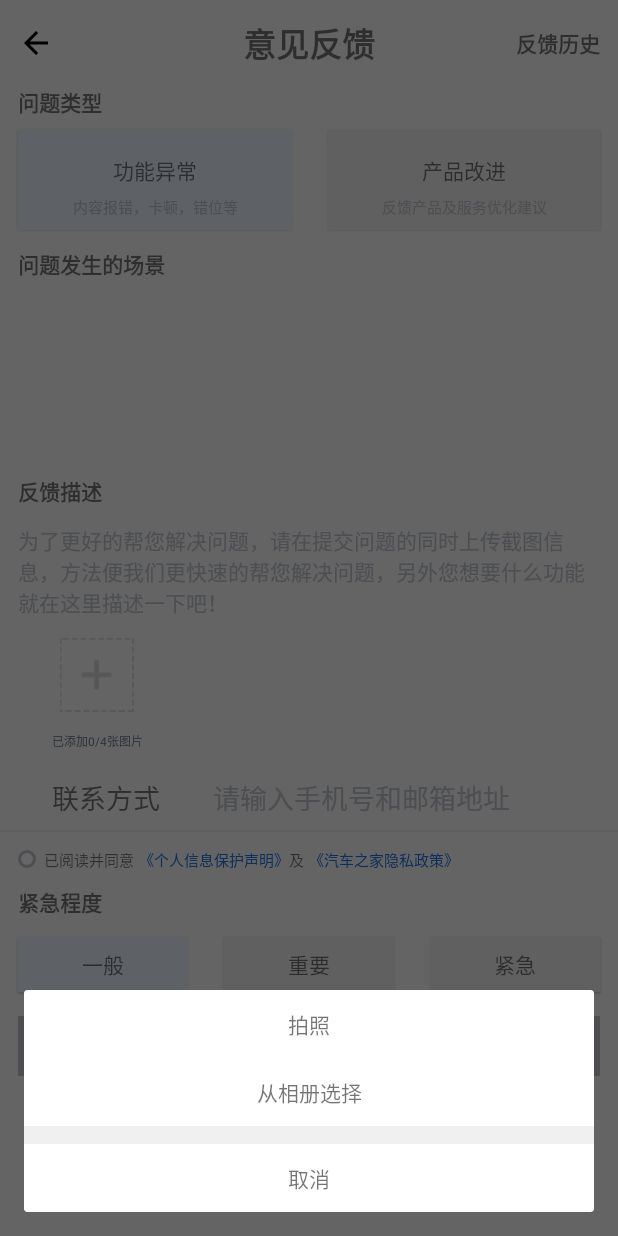
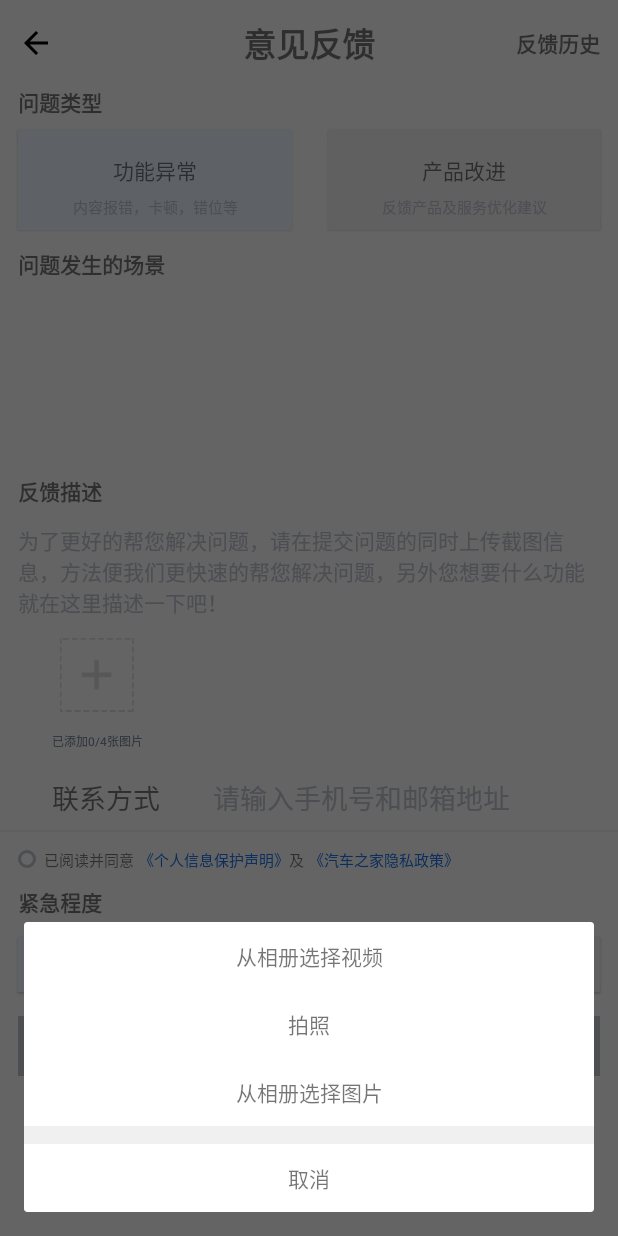
Before and after one commit to Timeforsleep/FeedbackApp, an Android app: the screen it shows after launch (MainActivity), after a tap on an icon or button, on a phone screen of 412 x 824 dp. Run offline under Robolectric (Android 15) with nearby library versions, the phone set to English and light mode, and no system bars; libraries missing offline, so code that uses them is left out: com.tencent.msdk; pictures from the network do not load; 3 statements that could not run were skipped.

Commit message:
主页面视频可播放完成

```diff
--- a/app/src/main/java/com/example/feedbackapp/activity/MainActivity.kt
+++ b/app/src/main/java/com/example/feedbackapp/activity/MainActivity.kt
@@ -6,7 +6,9 @@ import android.annotation.SuppressLint
 import android.content.Context
 import android.content.Intent
 import android.content.pm.PackageManager
+import android.graphics.BitmapFactory
 import android.graphics.Color
+import android.media.ThumbnailUtils
 import android.net.Uri
 import android.os.Bundle
 import android.os.Environment
@@ -36,6 +38,7 @@ import androidx.recyclerview.widget.RecyclerView
 import com.example.feedbackapp.R
 import com.example.feedbackapp.adapter.QuestionTypeAdapter
 import com.example.feedbackapp.adapter.SimpleGridSpacingItemDecoration
+import com.example.feedbackapp.bean.AlbumBean
 import com.example.feedbackapp.bean.FeedbackRequest
 import com.example.feedbackapp.bean.TypeBean
 import com.example.feedbackapp.common.DEVICE_ID
@@ -53,6 +56,7 @@ import java.io.IOException
 import java.text.SimpleDateFormat
 import java.util.Date
 import java.util.Locale
+
 
 class MainActivity : AppCompatActivity() {
     private var currentPhotoPath: String? = null
@@ -92,6 +96,11 @@ class MainActivity : AppCompatActivity() {
     private val deleteImageIV3 by lazy { findViewById<ImageView>(R.id.delete_image_3) }
     private val deleteImageIV4 by lazy { findViewById<ImageView>(R.id.delete_image_4) }
 
+    private val isVideoImageIV1 by lazy { findViewById<ImageView>(R.id.is_video_iv1) }
+    private val isVideoImageIV2 by lazy { findViewById<ImageView>(R.id.is_video_iv2) }
+    private val isVideoImageIV3 by lazy { findViewById<ImageView>(R.id.is_video_iv3) }
+    private val isVideoImageIV4 by lazy { findViewById<ImageView>(R.id.is_video_iv4) }
+
     private val imageViews by lazy { listOf(addImageIV1, addImageIV2, addImageIV3, addImageIV4) }
     private val deleteImageViews by lazy {
         listOf(
@@ -102,13 +111,23 @@ class MainActivity : AppCompatActivity() {
         )
     }
 
+    private val isVideoImageViews by lazy {
+        listOf(
+            isVideoImageIV1,
+            isVideoImageIV2,
+            isVideoImageIV3,
+            isVideoImageIV4
+        )
+    }
+
     private val questionTypeRV by lazy { findViewById<RecyclerView>(R.id.question_type_rv) }
 
     private val mainViewModel: MainViewModel by viewModels()
     private val questionTypeAdapter by lazy { QuestionTypeAdapter(mainViewModel) }
 
-    private val imageUriList = mutableListOf<Uri?>()
+    private val albumUriList = mutableListOf<AlbumBean>()
     private val imageUrlList = mutableListOf<String>()
+    private val videoUrlList = mutableListOf<String>()
 
     @SuppressLint("NotifyDataSetChanged")
     override fun onCreate(savedInstanceState: Bundle?) {
@@ -255,7 +274,7 @@ class MainActivity : AppCompatActivity() {
             onBackPressed()
         }
         submitTV.setOnClickListener {
-            Log.w("gyk", "setupListeners: ", )
+            Log.w("gyk", "setupListeners: ")
             lifecycleScope.launch {
                 NetworkInstance.submitFeedback(FeedbackRequest(
                     targetId = 0,
@@ -290,30 +309,44 @@ class MainActivity : AppCompatActivity() {
         startActivityForResult(intent, REQUEST_PICK_IMAGE)
     }
 
+    private fun openVideoPicker(){
+        choiceVideo(REQUEST_PICK_VIDEO)
+    }
+
     override fun onActivityResult(requestCode: Int, resultCode: Int, data: Intent?) {
         super.onActivityResult(requestCode, resultCode, data)
         if ((requestCode == REQUEST_PICK_IMAGE) && resultCode == RESULT_OK) {
             data?.data?.let { selectedImageUri ->
-                if (imageUriList.size < 4) {
-                    imageUriList.add(selectedImageUri)
+                if (albumUriList.size < 4) {
+                    albumUriList.add(AlbumBean(selectedImageUri))
                     updateImageViews()
                 }
             }
         }
         if ((requestCode == REQUEST_IMAGE_CAPTURE) && resultCode == RESULT_OK){
-            if (imageUriList.size < 4) {
+            if (albumUriList.size < 4) {
                 val file = currentPhotoPath?.let { File(it) }
                 val uri = Uri.fromFile(file)
-                imageUriList.add(uri)
+                albumUriList.add(AlbumBean(uri))
                 updateImageViews()
+            }
+        }
+        if ((requestCode == REQUEST_PICK_VIDEO) && resultCode == RESULT_OK){
+            data?.data?.let { selectedVideoUri ->
+                if (albumUriList.size < 4) {
+                    val albumBean = AlbumBean(selectedVideoUri)
+                    albumBean.isVideo = true
+                    albumUriList.add(albumBean)
+                    updateImageViews()
+                }
             }
         }
         dismissAlertDialog()
     }
 
     private fun deleteImage(index: Int) {
-        if (index in imageUriList.indices) {
-            imageUriList.removeAt(index)
+        if (index in albumUriList.indices) {
+            albumUriList.removeAt(index)
             updateImageViews()
         }
     }
@@ -321,24 +354,73 @@ class MainActivity : AppCompatActivity() {
     private fun updateImageViews() {
         imageUrlList.clear()
         imageViews?.forEachIndexed { index, imageView ->
-            if (index < imageUriList.size) {
-                val imageUri = imageUriList[index]
-                val base64String = imageUri?.let { CommonUtil.uriToBase64(it, this,windowManager.defaultDisplay.width,windowManager.defaultDisplay.height) }
-                if (base64String != null) {
-                    imageUrlList.add(base64String)
-                    CommonUtil.loadBase64Image(base64String, imageView!!)
+            if (index < albumUriList.size) {
+                val albumUri = albumUriList[index]
+//                val base64String = imageUri.let { CommonUtil.uriToBase64(it.uri, this,windowManager.defaultDisplay.width,windowManager.defaultDisplay.height) }
+//                if (base64String != null) {
+//                    imageUrlList.add(base64String)
+//                    CommonUtil.loadBase64Image(base64String, imageView!!)
+//                }
+                deleteImageViews[index]?.visibility = View.VISIBLE
+                //1.如果是视频,则要显示播放按钮
+                if (albumUri.isVideo) {
+                    isVideoImageViews[index]?.visibility = View.VISIBLE
+                    getRealPathFromURI(albumUri.uri)?.let { path ->
+                        val thumbnail = ThumbnailUtils.createVideoThumbnail(
+                            path,
+                            MediaStore.Images.Thumbnails.MINI_KIND
+                        )
+                        imageView.setImageBitmap(thumbnail)
+                        //覆盖点击事件
+                        imageView.setOnClickListener {
+                            val intent = Intent(Intent.ACTION_VIEW)
+                            intent.setDataAndType(albumUri.uri, "video/*")
+                            startActivity(intent)
+                        }
+                    }
+                } else {
+                    // 使用ContentResolver通过URI获取输入流
+                    val inputStream = contentResolver.openInputStream(albumUri.uri)
+
+                    // 将输入流解析为Bitmap
+                    val bitmap = BitmapFactory.decodeStream(inputStream)
+
+                    // 关闭输入流
+                    inputStream!!.close()
+                    // 显示Bitmap到ImageView
+                    imageView.setImageBitmap(bitmap)
+                    imageView.setOnClickListener {
+                        val intent = Intent(this@MainActivity,WatchPicActivity::class.java)
+                        intent.putExtra("photoUrl",albumUri.uri.toString())
+                        startActivity(intent)
+                    }
+
                 }
-                deleteImageViews!![index]?.visibility = View.VISIBLE
             } else {
                 imageView?.setImageURI(null)
-                imageView?.isClickable = index == imageUriList.size
-                imageView?.isVisible = index == imageUriList.size
-                deleteImageViews!![index]?.visibility = View.GONE
+                imageView?.isClickable = index == albumUriList.size
+                imageView?.isVisible = index == albumUriList.size
+                deleteImageViews[index]?.visibility = View.GONE
+                isVideoImageViews[index]?.visibility = View.GONE
                 imageView?.setImageDrawable(ContextCompat.getDrawable(this, R.drawable.add_image))
             }
         }
-        showImageNumTV?.text = "已添加${imageUriList.size}/4张图片"
+        showImageNumTV.text = "已添加${albumUriList.size}/4张图片"
         }
+
+    // 获取视频文件的实际路径
+    private fun getRealPathFromURI(contentUri: Uri): String? {
+        val proj = arrayOf(MediaStore.Video.Media.DATA)
+        val cursor = contentResolver.query(contentUri, proj, null, null, null)
+        if (cursor != null) {
+            cursor.moveToFirst()
+            val column_index = cursor.getColumnIndexOrThrow(MediaStore.Video.Media.DATA)
+            val path = cursor.getString(column_index)
+            cursor.close()
+            return path
+        }
+        return null
+    }
 
     fun showCustomDialog(context: Context) {
         // 创建布局填充器
@@ -349,6 +431,7 @@ class MainActivity : AppCompatActivity() {
         val takePhotoTV: TextView = dialogView.findViewById(R.id.take_photo_tv)
         val chooseAlbumTV: TextView = dialogView.findViewById(R.id.choose_album_tv)
         val cancelTV: TextView = dialogView.findViewById(R.id.cancel_tv)
+        val chooseVideoTV:TextView = dialogView.findViewById(R.id.choose_video_tv)
 
         // 设置控件的值
 
@@ -378,6 +461,10 @@ class MainActivity : AppCompatActivity() {
         chooseAlbumTV.setOnClickListener {
             // 处理选择图片逻辑
             openImagePicker()
+        }
+
+        chooseVideoTV.setOnClickListener {
+            openVideoPicker()
         }
 
         cancelTV.setOnClickListener {
@@ -457,9 +544,16 @@ class MainActivity : AppCompatActivity() {
         alertDialog?.dismiss()
     }
 
+    private fun choiceVideo(openVideoCode:Int) {
+        val intent = Intent(Intent.ACTION_PICK, android.provider.MediaStore.Video.Media.EXTERNAL_CONTENT_URI);
+        startActivityForResult(intent, openVideoCode);
+    }
+
+
 
     companion object {
         private const val REQUEST_PICK_IMAGE = 1
+        private const val REQUEST_PICK_VIDEO = 7
         private const val REQUEST_IMAGE_CAPTURE = 2
         // 权限请求码
         private const val CAMERA_REQUEST_CODE = 100
--- a/app/src/main/java/com/example/feedbackapp/bean/FeedbackHistoryBean.kt
+++ b/app/src/main/java/com/example/feedbackapp/bean/FeedbackHistoryBean.kt
@@ -15,7 +15,7 @@ data class FeedbackHistoryBean(
     var content: String,
     var relation: String?,
     var schedule:Int?,
-    var photos: String?,
+//    var photos: String?,
     var video: String?,
     @SerializedName("createdStime")
     var createdTime: String,
--- a/app/src/main/res/layout/activity_main.xml
+++ b/app/src/main/res/layout/activity_main.xml
@@ -205,6 +205,8 @@
         app:layout_constraintTop_toBottomOf="@+id/guide_et">
 
 
+
+
         <ImageView
             android:id="@+id/add_image_iv1"
             android:layout_width="match_parent"
@@ -218,6 +220,15 @@
             android:layout_gravity="top|right"
             android:visibility="gone"
             app:srcCompat="@drawable/delete_icon" />
+
+        <ImageView
+            android:id="@+id/is_video_iv1"
+            android:visibility="gone"
+            android:layout_width="30dp"
+            android:layout_height="30dp"
+            android:layout_gravity="center"
+            app:srcCompat="@drawable/play_video_icon" />
+
     </FrameLayout>
 
     <FrameLayout
@@ -245,6 +256,14 @@
             android:layout_gravity="top|right"
             android:visibility="gone"
             app:srcCompat="@drawable/delete_icon" />
+
+        <ImageView
+            android:id="@+id/is_video_iv2"
+            android:layout_width="30dp"
+            android:layout_height="30dp"
+            android:visibility="gone"
+            android:layout_gravity="center"
+            app:srcCompat="@drawable/play_video_icon" />
 
     </FrameLayout>
 
@@ -274,6 +293,14 @@
             android:layout_gravity="top|right"
             android:visibility="gone"
             app:srcCompat="@drawable/delete_icon" />
+
+        <ImageView
+            android:id="@+id/is_video_iv3"
+            android:layout_width="30dp"
+            android:visibility="gone"
+            android:layout_height="30dp"
+            android:layout_gravity="center"
+            app:srcCompat="@drawable/play_video_icon" />
     </FrameLayout>
 
     <FrameLayout
@@ -301,6 +328,14 @@
             android:layout_gravity="top|right"
             android:visibility="gone"
             app:srcCompat="@drawable/delete_icon" />
+
+        <ImageView
+            android:id="@+id/is_video_iv4"
+            android:layout_width="30dp"
+            android:layout_height="30dp"
+            android:visibility="gone"
+            android:layout_gravity="center"
+            app:srcCompat="@drawable/play_video_icon" />
 
 
     </FrameLayout>
--- a/app/src/main/res/layout/custom_dialog.xml
+++ b/app/src/main/res/layout/custom_dialog.xml
@@ -5,6 +5,18 @@
     android:layout_width="match_parent"
     android:layout_height="match_parent">
 
+
+    <TextView
+        android:id="@+id/choose_video_tv"
+        android:layout_width="0dp"
+        android:layout_height="wrap_content"
+        android:gravity="center"
+        android:padding="12dp"
+        android:text="从相册选择视频"
+        app:layout_constraintBottom_toTopOf="@+id/take_photo_tv"
+        app:layout_constraintEnd_toEndOf="parent"
+        app:layout_constraintHorizontal_bias="0.0"
+        app:layout_constraintStart_toStartOf="parent" />
 
     <TextView
         android:id="@+id/take_photo_tv"
@@ -23,7 +35,7 @@
         android:layout_width="0dp"
         android:gravity="center"
         android:padding = "12dp"
-        android:text="从相册选择"
+        android:text="从相册选择图片"
         app:layout_constraintBottom_toTopOf="@+id/view2"
         app:layout_constraintEnd_toEndOf="parent"
         app:layout_constraintStart_toStartOf="parent" />
```
Also changed, not shown: app/src/main/java/com/example/feedbackapp/activity/WatchPicActivity.kt (+20 -7 lines), app/src/main/java/com/example/feedbackapp/bean/AlbumBean.kt (added, +7 -0 lines), app/src/main/res/drawable-xxhdpi/play_video_icon.png (added).
